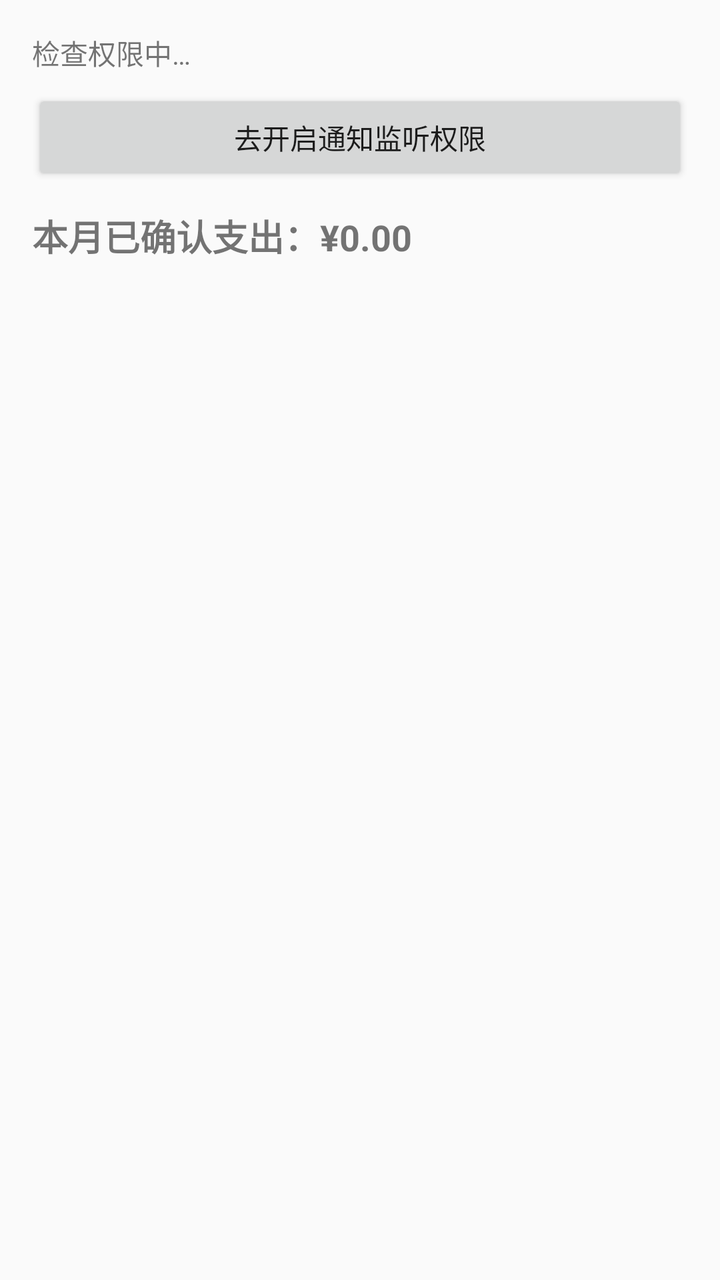
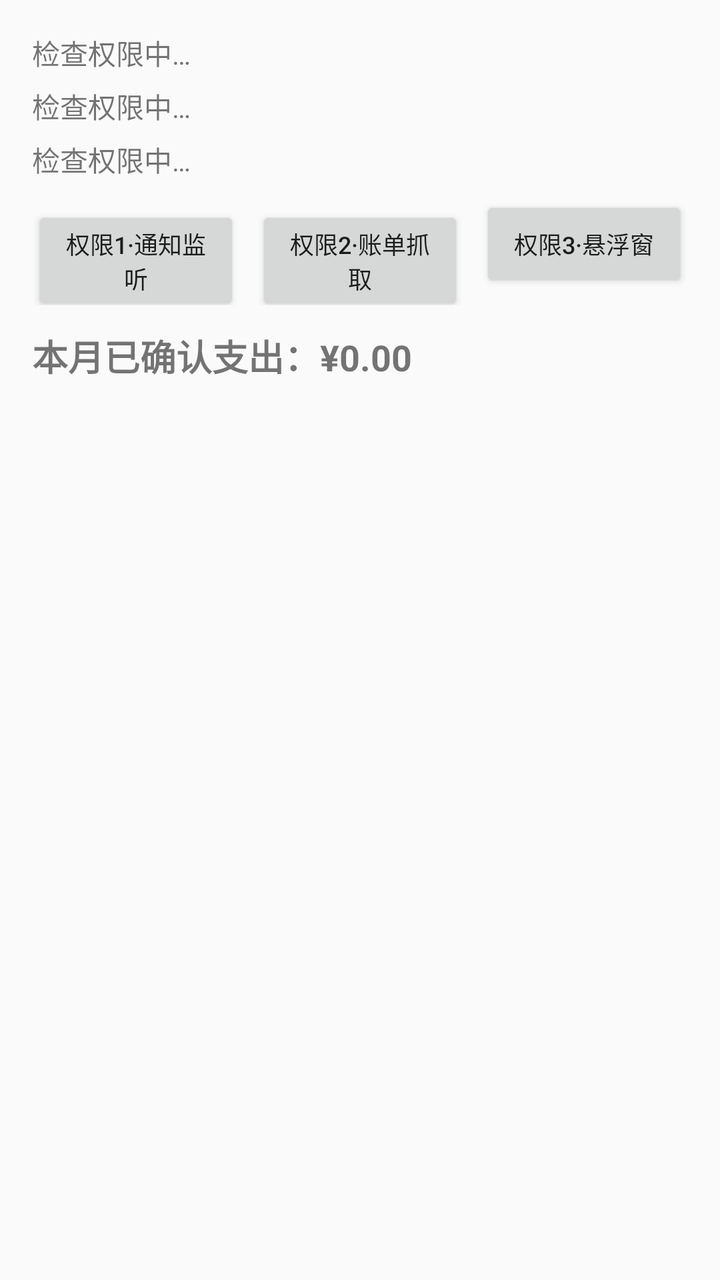

The first picture is an Android layout as it rendered before a commit; the second is the same layout after the commit. The layout source and the unified diff follow.
<!-- AndroidManifest.xml: application theme android:Theme.Material.Light.NoActionBar -->
<!-- res/layout/activity_main.xml -->
<?xml version="1.0" encoding="utf-8"?>
<LinearLayout xmlns:android="http://schemas.android.com/apk/res/android"
    android:orientation="vertical"
    android:padding="16dp"
    android:layout_width="match_parent"
    android:layout_height="match_parent">

    <TextView
        android:id="@+id/tvStatus"
        android:layout_width="match_parent"
        android:layout_height="wrap_content"
        android:textSize="14sp"
        android:text="检查权限中…" />

    <Button
        android:id="@+id/btnPerm"
        android:layout_width="match_parent"
        android:layout_height="wrap_content"
        android:layout_marginTop="8dp"
        android:text="去开启通知监听权限" />

    <TextView
        android:id="@+id/tvTotal"
        android:layout_width="match_parent"
        android:layout_height="wrap_content"
        android:layout_marginTop="12dp"
        android:textSize="18sp"
        android:textStyle="bold"
        android:text="本月已确认支出：¥0.00" />

    <ScrollView
        android:layout_width="match_parent"
        android:layout_height="0dp"
        android:layout_weight="1"
        android:layout_marginTop="8dp">

        <LinearLayout
            android:id="@+id/listBox"
            android:orientation="vertical"
            android:layout_width="match_parent"
            android:layout_height="wrap_content" />
    </ScrollView>
</LinearLayout>
<!-- resources referenced by this layout -->
<resources>

</resources>

<!-- the commit's change to res/layout/activity_main.xml (unified diff, before → after) -->
@@ -12,12 +12,56 @@
         android:textSize="14sp"
         android:text="检查权限中…" />
 
-    <Button
-        android:id="@+id/btnPerm"
+    <TextView
+        android:id="@+id/tvStatus2"
         android:layout_width="match_parent"
         android:layout_height="wrap_content"
-        android:layout_marginTop="8dp"
-        android:text="去开启通知监听权限" />
+        android:layout_marginTop="6dp"
+        android:textSize="14sp"
+        android:text="检查权限中…" />
+
+    <TextView
+        android:id="@+id/tvStatus3"
+        android:layout_width="match_parent"
+        android:layout_height="wrap_content"
+        android:layout_marginTop="6dp"
+        android:textSize="14sp"
+        android:text="检查权限中…" />
+
+    <LinearLayout
+        android:orientation="horizontal"
+        android:layout_width="match_parent"
+        android:layout_height="wrap_content"
+        android:layout_marginTop="8dp">
+
+        <Button
+            android:id="@+id/btnPerm"
+            android:layout_width="0dp"
+            android:layout_weight="1"
+            android:layout_height="wrap_content"
+            android:layout_marginEnd="4dp"
+            android:textSize="12sp"
+            android:text="权限1·通知监听" />
+
+        <Button
+            android:id="@+id/btnAcc"
+            android:layout_width="0dp"
+            android:layout_weight="1"
+            android:layout_height="wrap_content"
+            android:layout_marginStart="4dp"
+            android:layout_marginEnd="4dp"
+            android:textSize="12sp"
+            android:text="权限2·账单抓取" />
+
+        <Button
+            android:id="@+id/btnOverlay"
+            android:layout_width="0dp"
+            android:layout_weight="1"
+            android:layout_height="wrap_content"
+            android:layout_marginStart="4dp"
+            android:textSize="12sp"
+            android:text="权限3·悬浮窗" />
+    </LinearLayout>
 
     <TextView
         android:id="@+id/tvTotal"
